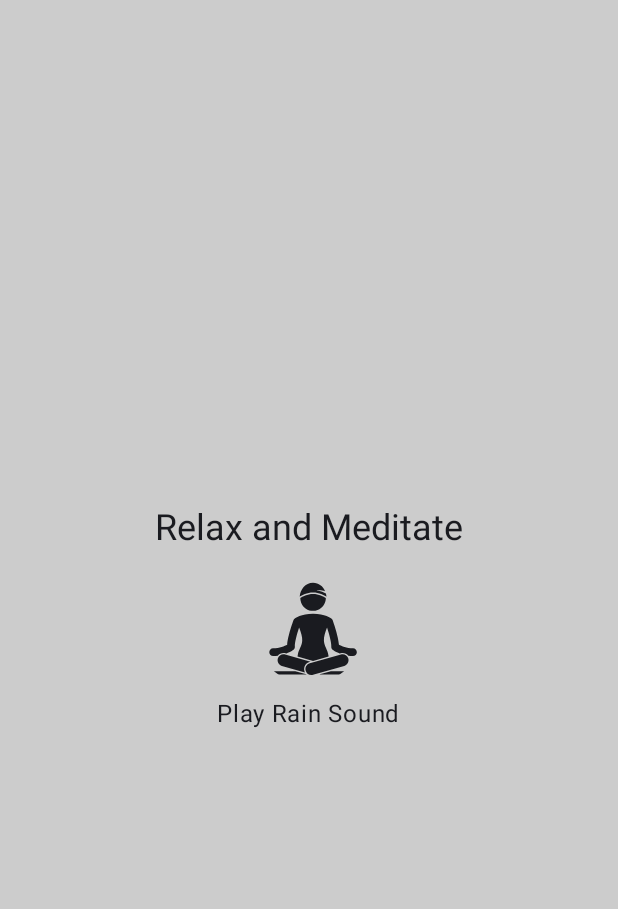
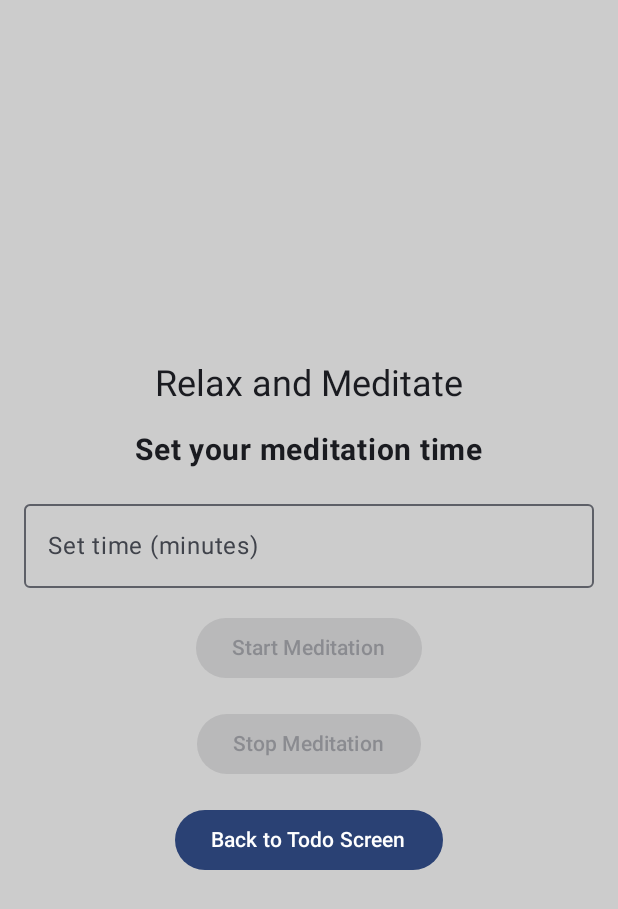
Before and after one commit to RainyJin/WellNest, an Android app built with Jetpack Compose: the composable MeditationScreen shown on its own in the app's theme, on a phone screen of 412 x 824 dp. Shown: the top 909 px of the screen. Run offline under Robolectric (Android 15) with nearby library versions, the phone set to English and light mode, and no system bars; 1 statement that could not run was skipped.

Commit message:
Add time setting for meditation

```diff
--- a/app/src/main/java/com/cs407/wellnest/Meditation.kt
+++ b/app/src/main/java/com/cs407/wellnest/Meditation.kt
@@ -10,19 +10,36 @@ import androidx.compose.ui.Modifier
 import androidx.compose.ui.graphics.Color
 import androidx.compose.ui.platform.LocalContext
 import androidx.compose.ui.res.painterResource
+import androidx.compose.ui.text.font.FontWeight
 import androidx.compose.ui.unit.dp
+import androidx.compose.ui.unit.sp
 import androidx.navigation.NavHostController
 import com.cs407.wellnest.R
+import kotlinx.coroutines.delay
 
 @Composable
 fun MeditationScreen(navController: NavHostController) {
     val context = LocalContext.current // Get context outside remember
     var isPlaying by remember { mutableStateOf(false) }
+    var timeLeft by remember { mutableStateOf(0) } // Remaining time in seconds
+    var userTimeInput by remember { mutableStateOf("") } // User input for meditation time
+
 
     // Remember and initialize the MediaPlayer
     val mediaPlayer = remember {
         MediaPlayer.create(context, R.raw.rain_sound).apply {
             isLooping = true // Enable looping
+        }
+    }
+
+    // Start a countdown when timeLeft is set
+    LaunchedEffect(timeLeft) {
+        if (timeLeft > 0) {
+            delay(1000L)
+            timeLeft -= 1
+        } else if (isPlaying) {
+            mediaPlayer.pause()
+            isPlaying = false
         }
     }
 
@@ -36,29 +53,58 @@ fun MeditationScreen(navController: NavHostController) {
     ) {
         Text(text = "Relax and Meditate", style = MaterialTheme.typography.headlineSmall)
         Spacer(modifier = Modifier.height(16.dp))
-        IconButton(
+
+        Text(
+            text = if (timeLeft > 0) {
+                "Time left: ${timeLeft / 60}:${String.format("%02d", timeLeft % 60)}"
+            } else {
+                "Set your meditation time"
+            },
+            fontSize = 20.sp,
+            fontWeight = FontWeight.Bold
+        )
+        Spacer(modifier = Modifier.height(16.dp))
+
+        OutlinedTextField(
+            value = userTimeInput,
+            onValueChange = { userTimeInput = it.filter { char -> char.isDigit() } },
+            label = { Text("Set time (minutes)") },
+            modifier = Modifier.fillMaxWidth()
+        )
+        Spacer(modifier = Modifier.height(16.dp))
+
+        Button(
             onClick = {
-                if (isPlaying) {
-                    mediaPlayer.pause()
-                } else {
+                val minutes = userTimeInput.toIntOrNull() ?: 0
+                timeLeft = minutes * 60 // Convert to seconds
+                if (!isPlaying) {
                     mediaPlayer.start()
+                    isPlaying = true
                 }
-                isPlaying = !isPlaying
             },
-            modifier = Modifier.size(72.dp)
+            enabled = userTimeInput.isNotEmpty()
         ) {
-            Icon(
-                painter = painterResource(id = R.drawable.ic_meditation),
-                contentDescription = "Meditation",
-                modifier = Modifier.size(64.dp)
-            )
+            Text("Start Meditation")
         }
 
-        Spacer(modifier = Modifier.height(8.dp))
-        Text(text = if (isPlaying) "Pause Rain Sound" else "Play Rain Sound")
+        Spacer(modifier = Modifier.height(16.dp))
+
+        Button(
+            onClick = {
+                mediaPlayer.pause()
+                isPlaying = false
+                timeLeft = 0
+            },
+            enabled = isPlaying
+        ) {
+            Text("Stop Meditation")
+        }
+
+        Spacer(modifier = Modifier.height(16.dp))
+        Button(onClick = { navController.popBackStack() }) {
+            Text("Back to Todo Screen")
+        }
     }
-
-    // Dispose of the MediaPlayer when the Composable leaves the composition
     DisposableEffect(Unit) {
         onDispose {
             mediaPlayer.release()
--- a/app/src/main/java/com/cs407/wellnest/ProfileFragment.kt
+++ b/app/src/main/java/com/cs407/wellnest/ProfileFragment.kt
@@ -94,7 +94,7 @@ fun ProfileSection(contentColor: Color) {
             Icon(
                 imageVector = Icons.Default.AccountCircle,
                 contentDescription = "Default Avatar",
-                modifier = Modifier.size(100.dp),
+                modifier = Modifier.size(120.dp),
                 tint = contentColor
             )
         }
```
